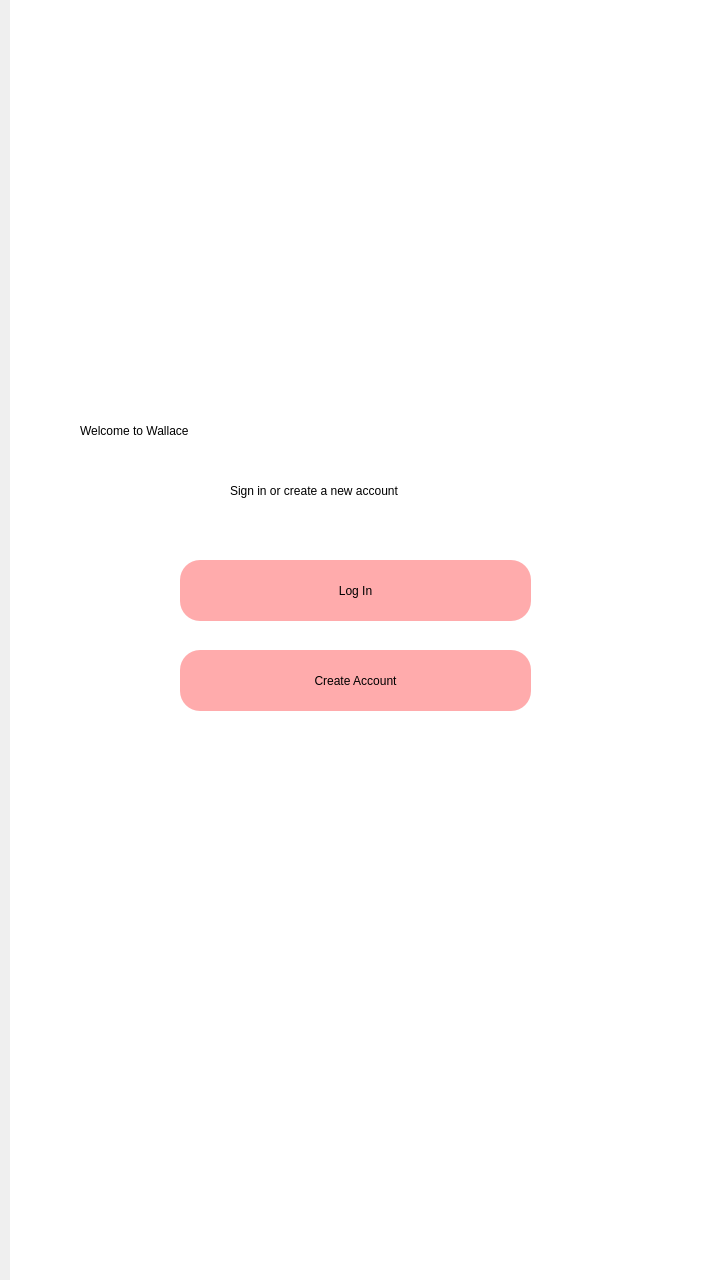
Old version of the form UI/login_or_create.ui in the repository NaryanSambhi/CSCN72030---Sec3---Group2.
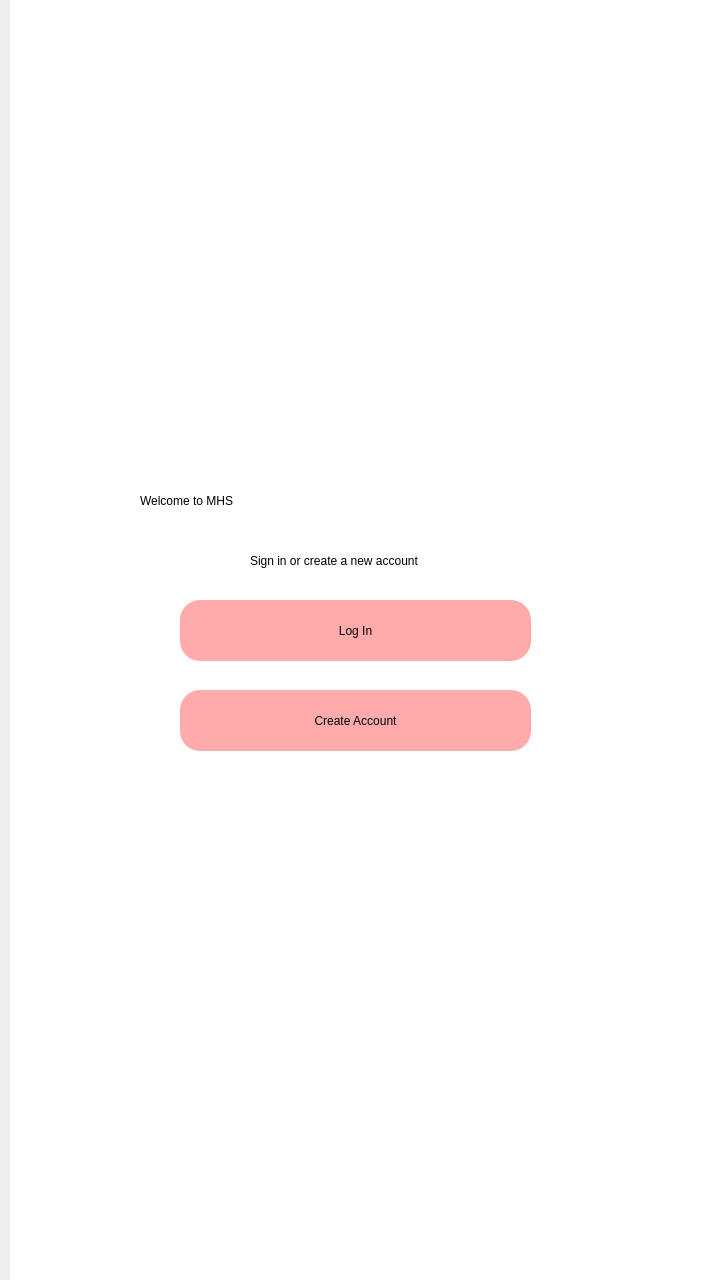
New version of the form.

Patch:
```diff
--- a/UI/login_or_create.ui
+++ b/UI/login_or_create.ui
@@ -30,9 +30,9 @@
    <widget class="QLabel" name="label">
     <property name="geometry">
      <rect>
-      <x>70</x>
-      <y>390</y>
-      <width>561</width>
+      <x>130</x>
+      <y>460</y>
+      <width>471</width>
       <height>81</height>
      </rect>
     </property>
@@ -42,14 +42,14 @@
 </string>
     </property>
     <property name="text">
-     <string>Welcome to Wallace</string>
+     <string>Welcome to MHS</string>
     </property>
    </widget>
    <widget class="QLabel" name="label_2">
     <property name="geometry">
      <rect>
-      <x>220</x>
-      <y>470</y>
+      <x>240</x>
+      <y>540</y>
       <width>241</width>
       <height>41</height>
      </rect>
@@ -67,7 +67,7 @@
     <property name="geometry">
      <rect>
       <x>170</x>
-      <y>560</y>
+      <y>600</y>
       <width>351</width>
       <height>61</height>
      </rect>
@@ -86,7 +86,7 @@
     <property name="geometry">
      <rect>
       <x>170</x>
-      <y>650</y>
+      <y>690</y>
       <width>351</width>
       <height>61</height>
      </rect>
```
